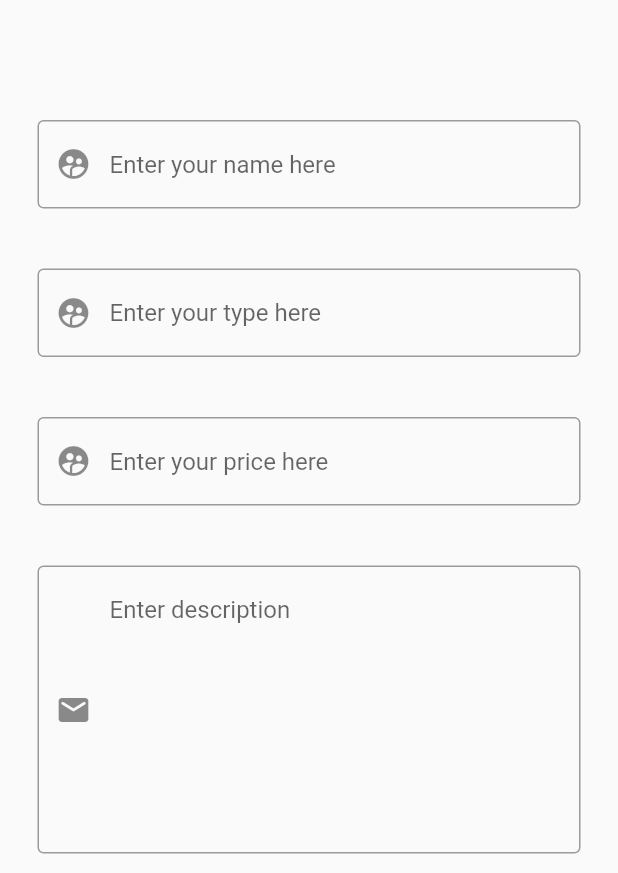
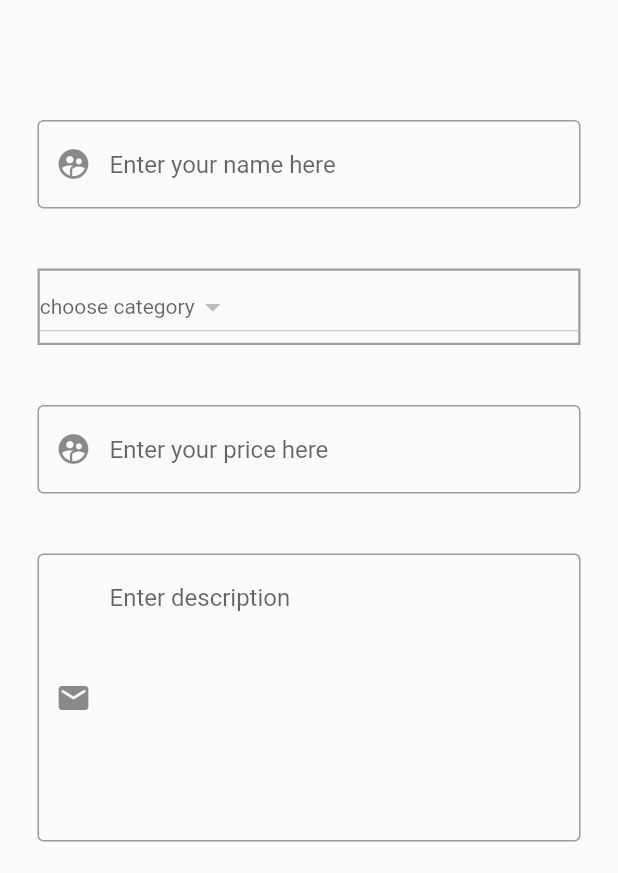
Before and after one commit to karimaboelregal/E-Commerce, a Flutter app: the AddProduct screen opened directly, on a phone screen of 412 x 824 dp, the part 363-1236 px from its top. Run offline on Flutter 3.47's test engine with Material 2 defaults, Android fonts, the phone set to English and light mode, and no system bars; our stand-ins replace badges, carousel_slider, cloud_firestore, dropdown_search, file_picker, firebase_auth and 7 more; missing offline and left inert: contactus; accounts and stored records are empty.

Commit message:
category with product

```diff
--- a/lib/screens/user_screens/more_screens/addproduct_screen.dart
+++ b/lib/screens/user_screens/more_screens/addproduct_screen.dart
@@ -1,3 +1,4 @@
+import 'package:e_commerce1/models/category.dart';
 import 'package:e_commerce1/screens/user_screens/more_screens/login.dart';
 import 'package:e_commerce1/services/auth_service.dart';
 import 'package:e_commerce1/services/storage_services.dart';
@@ -8,6 +9,7 @@ import 'package:shared_preferences/shared_preferences.dart';
 import '../../loader.dart';
 import '../globals.dart' as globals;
 import '../../../services/auth_service.dart';
+import 'package:dropdown_search/dropdown_search.dart';
 import 'package:file_picker/file_picker.dart';
 
 class AddProduct extends StatefulWidget {
@@ -24,6 +26,7 @@ class _AddProductState extends State<AddProduct> {
   final GlobalKey<State> _LoaderDialog = new GlobalKey<State>();
   late var filename = '';
   late var path = '';
+  String? dropdownValue;
 
 
   @override
@@ -77,20 +80,41 @@ class _AddProductState extends State<AddProduct> {
                 SizedBox(height: 20),
                 SizedBox(height: 20),
                 Container(
+                  decoration: BoxDecoration(
+                    border: Border.all(
+                      color: Colors.grey,
+                      width: 1.5,
+                    ),
+                  ),
                   width: MediaQuery.of(context).size.width - 50,
-                  child: TextFormField(
-                    validator: (value) {
-                      if (value == null || value.isEmpty) {
-                        return "Please enter type";
+                  child: FutureBuilder(
+                    future: context.read<AuthenticationService>().getAllCategories(),
+                    builder: (context, snapshot) {
+                      if (snapshot.hasData) {
+                        List<Category>? categories = snapshot.data as List<Category>?;
+                        return Expanded(
+                          child: DropdownButton<String>(
+                            value: dropdownValue,
+                            style: const TextStyle(color: Color(0xFF223555)),
+                            onChanged: (String? value) {
+                              setState(() {
+                                dropdownValue = value;
+                              });
+                            },
+                            hint:const Text("choose category"),
+                            items:categories!.map<DropdownMenuItem<String>>((cat) {
+                              return DropdownMenuItem<String>(
+                                value: cat.title,
+                                child: Text(cat.title),
+                              );
+                            }).toList(),
+                          ),
+                        );
                       }
-                      return null;
+                      else {
+                        return const Center(child: CircularProgressIndicator());
+                      }
                     },
-                    controller: typeController,
-                    decoration: const InputDecoration(
-                      prefixIcon: Icon(Icons.supervised_user_circle),
-                      border: OutlineInputBorder(),
-                      hintText: 'Enter your type here ',
-                    ),
                   ),
                 ),
                 SizedBox(height: 20),
@@ -165,7 +189,7 @@ class _AddProductState extends State<AddProduct> {
                             String? value = await context.read<AuthenticationService>().AddProduct(
                                 name: nameController.text.trim(),
                                 desc: descriptionController.text.trim(),
-                                type: typeController.text.trim(),
+                                type: dropdownValue,
                                 path: filename,
                                 price: priceController.text.trim());
                             if (value != null) {
--- a/lib/services/auth_service.dart
+++ b/lib/services/auth_service.dart
@@ -54,12 +54,12 @@ class AuthenticationService {
     return Products;
   }
 
-  Future AddProduct({required String name,required String type,required String desc,required String price,required String path}) async{
+  Future AddProduct({required String name,required String? type,required String desc,required String price,required String path}) async{
     List<String> imgs = [path];
     int price_int =int.parse(price);
     database.ref().child("Products").push().set({
       "Name": "" + name,
-      "Type": "" + type,
+      "Type": "" + type!,
       "desc": "" + desc,
       "price": price_int,
       "images": [path],
--- a/pubspec.yaml
+++ b/pubspec.yaml
@@ -49,6 +49,7 @@ dependencies:
   badges: ^2.0.2
   string_validator: ^0.3.0
   image_picker: ^0.8.4+4
+  dropdown_search: ^2.0.1
 
 dev_dependencies:
   flutter_test:
```
Also changed, not shown: pubspec.lock.
